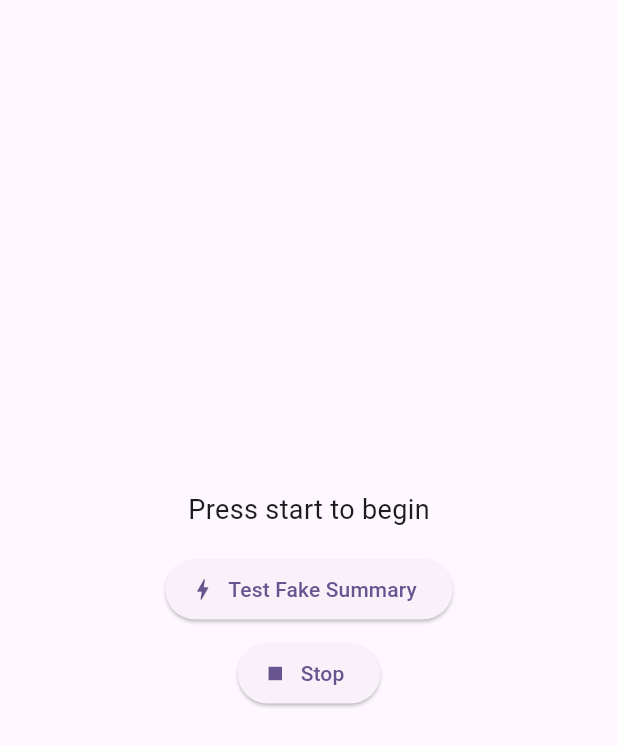
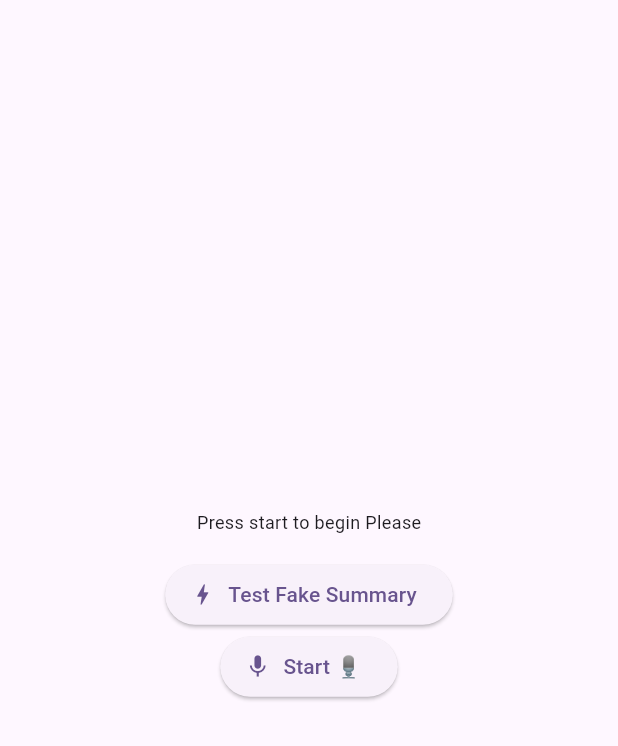
Before and after one commit to abdullah-khudher/speech_summary_app, a Flutter app: the screen it shows after launch, on a phone screen of 412 x 824 dp. Shown: the top 746 px of the screen. Run offline on Flutter 3.47's test engine with Material 3 defaults, Android fonts, the phone set to English and light mode, and no system bars; our stand-ins replace bloc, dartz, dio, equatable, flutter_bloc, flutter_dotenv and 3 more.

Commit message:
Modularize UI widgets, integrate fake summary mode, enhance mic permission logic, and update README

```diff
--- a/lib/Features/Home/presentation/manger/summary_row_text_cubit/summary_row_text_state.dart
+++ b/lib/Features/Home/presentation/manger/summary_row_text_cubit/summary_row_text_state.dart
@@ -7,7 +7,14 @@ abstract class SummaryRowTextState extends Equatable {
 }
 
 // App just started / nothing happened yet
-class SummaryRowTextInitial extends SummaryRowTextState {}
+class SummaryRowTextInitial extends SummaryRowTextState {
+  const SummaryRowTextInitial();
+}
+
+// when start capturing text
+class SummaryRowTextListening extends SummaryRowTextState {
+  const SummaryRowTextListening();
+}
 
 // When mic is capturing text live
 class SummaryRowTextRecording extends SummaryRowTextState {
@@ -18,18 +25,19 @@ class SummaryRowTextRecording extends SummaryRowTextState {
   List<Object> get props => [text];
 }
 
-// Mic is stopped but not yet summarized
-class SummaryRowTextStopped extends SummaryRowTextState {}
-
 // While sending request to API
-class SummaryRowTextLoading extends SummaryRowTextState {}
+class SummaryRowTextLoading extends SummaryRowTextState {
+  const SummaryRowTextLoading();
+}
 
 // Summary result successfully received
 class SummaryRowTextSuccess extends SummaryRowTextState {
   final SummaryModel summaryText;
-  const SummaryRowTextSuccess(this.summaryText);
+  final String originalText;
+
+   const SummaryRowTextSuccess(this.summaryText, this.originalText);
   @override
-  List<Object> get props => [summaryText];
+  List<Object> get props => [summaryText,originalText];
 }
 
 // API or flow error
--- a/lib/Features/Home/presentation/views/home_view.dart
+++ b/lib/Features/Home/presentation/views/home_view.dart
@@ -1,16 +1,10 @@
-import 'dart:io';
-
-import 'package:flutter/foundation.dart';
 import 'package:flutter/material.dart';
-import 'package:dio/dio.dart';
-import 'package:permission_handler/permission_handler.dart';
-import 'package:speech_to_text/speech_to_text.dart';
-import 'package:speech_summary/Features/Home/presentation/views/widgets/custom_button_view.dart';
-import 'package:speech_summary/Features/Home/presentation/views/widgets/recognized_text_view.dart';
-import '../../../../core/constants/dummy_data.dart';
+import 'package:speech_summary/Features/Home/presentation/views/widgets/control_buttons_widget.dart';
+import 'package:speech_summary/Features/Home/presentation/views/widgets/recorded_text_widget.dart';
+import 'package:speech_summary/Features/Home/presentation/views/widgets/start_buttons_widget.dart';
+import 'package:speech_summary/Features/Home/presentation/views/widgets/summary_result_widget.dart';
 import '../manger/summary_row_text_cubit/summary_row_text_cubit.dart';
 import 'package:flutter_bloc/flutter_bloc.dart';
-
 
 class HomeView extends StatelessWidget {
    const HomeView({super.key});
@@ -19,7 +13,8 @@ class HomeView extends StatelessWidget {
   @override
   Widget build(BuildContext context) {
     return Scaffold(
-      body: Center(
+      body: SafeArea(
+        child: Center(
           child: BlocListener<SummaryRowTextCubit, SummaryRowTextState>(
             listener: (context, state) {
               if (state is SummaryRowTextFailure) {
@@ -28,74 +23,24 @@ class HomeView extends StatelessWidget {
                 );
               }
             },
-          child: SingleChildScrollView(
-            padding: const EdgeInsets.all(16),
+            child: const SingleChildScrollView(
+              padding:  EdgeInsets.all(16),
               child: Column(
                 mainAxisAlignment: MainAxisAlignment.center,
                 children: <Widget>[
-                /// Display recorded text or recording status
-                BlocBuilder<SummaryRowTextCubit, SummaryRowTextState>(
-                  builder: (context, state) {
-                    if (state is SummaryRowTextRecording) {
-                      return RecognizedTextWidget(text:state.text);
-                    } else {
-                      return const RecognizedTextWidget(text:"Press start to begin");
-                    }
-                  },
-                ),
-
-                const SizedBox(height: 16),
-
-                /// Start button
-                 ElevatedButton.icon(
-                  onPressed: () {
-                    context.read<SummaryRowTextCubit>().fetchSummary(
-                        rawText: fakeText
-                    );
-                  },
-                  icon: const Icon(Icons.bolt),
-                  label: const Text("Test Fake Summary"),
-                ),
-                // CustomButton(
-                //   label: 'Start 🎙',
-                //   icon: Icons.mic,
-                //   onPressed: () async {
-                //     await context.read<SummaryRowTextCubit>().startMicFlow();
-                //   },
-                // ),
-
-                const SizedBox(height: 8),
-
-                CustomButton(
-                  label: 'Stop',
-                  icon: Icons.stop,
-                  onPressed: () async {
-                    await context.read<SummaryRowTextCubit>().stopAndSummarize();
-                  },
-                ),
-
-                const SizedBox(height: 24),
-
-                /// Summary result
-                BlocBuilder<SummaryRowTextCubit, SummaryRowTextState>(
-                  builder: (context, state) {
-                    if (state is SummaryRowTextLoading) {
-                      return const CircularProgressIndicator();
-                    } else if (state is SummaryRowTextSuccess) {
-                      return RecognizedTextWidget(text: state.summaryText.content);
-                    } else if (state is SummaryRowTextFailure) {
-                      return RecognizedTextWidget(text: state.errMessage);
-                    } else {
-                      return const SizedBox.shrink();
-                    }
-                  },
-                ),
+                   RecordedTextDisplay(),
+                   SizedBox(height: 16),
+                   StartAndTestButtons(),
+                   StopAndRetryButtons(),
+                   SizedBox(height: 16),
+                   SummaryResultDisplay(),
                 ],
               ),
             ),
           )
           ,
         ),
+      ),
     );
   }
 }
--- /dev/null
+++ b/lib/Features/Home/presentation/views/widgets/control_buttons_widget.dart
@@ -0,0 +1,39 @@
+import 'package:flutter/material.dart';
+import 'package:flutter_bloc/flutter_bloc.dart';
+import '../../manger/summary_row_text_cubit/summary_row_text_cubit.dart';
+import 'custom_button_widget.dart';
+
+
+class StartAndTestButtons extends StatelessWidget {
+  const StartAndTestButtons({super.key});
+
+  @override
+  Widget build(BuildContext context) {
+    return BlocBuilder<SummaryRowTextCubit, SummaryRowTextState>(
+      builder: (context, state) {
+        if (state is! SummaryRowTextListening && state is! SummaryRowTextRecording) {
+          return Column(
+            children: [
+              CustomButton(
+                icon:  Icons.bolt,
+                label:  "Test Fake Summary",
+                onPressed: () {
+                  context.read<SummaryRowTextCubit>().fakeSummaryTest();
+                },
+              ),
+              CustomButton(
+                label: 'Start 🎙️',
+                icon: Icons.mic,
+                onPressed: () async {
+                  await context.read<SummaryRowTextCubit>().startMicFlow();
+                },
+              ),
+            ],
+          );
+        } else {
+          return const SizedBox.shrink();
+        }
+      },
+    );
+  }
+}
--- a/lib/Features/Home/presentation/views/widgets/recognized_text_view.dart
+++ b/lib/Features/Home/presentation/views/widgets/recognized_text_widget.dart
@@ -8,7 +8,7 @@ class RecognizedTextWidget extends StatelessWidget {
   Widget build(BuildContext context) {
     return Text(
       text,
-      style: const TextStyle(fontSize: 18),
+      style:  const TextStyle(fontSize: 12),
     );
   }
 }
--- /dev/null
+++ b/lib/Features/Home/presentation/views/widgets/recorded_text_widget.dart
@@ -0,0 +1,25 @@
+import 'package:flutter/material.dart';
+import 'package:flutter_bloc/flutter_bloc.dart';
+import 'package:speech_summary/Features/Home/presentation/views/widgets/recognized_text_widget.dart';
+import '../../manger/summary_row_text_cubit/summary_row_text_cubit.dart';
+
+class RecordedTextDisplay extends StatelessWidget {
+  const RecordedTextDisplay({super.key});
+
+  @override
+  Widget build(BuildContext context) {
+    return BlocBuilder<SummaryRowTextCubit, SummaryRowTextState>(
+      builder: (context, state) {
+        if (state is SummaryRowTextRecording) {
+          return RecognizedTextWidget(text: state.text);
+        } else if (state is SummaryRowTextSuccess) {
+          return RecognizedTextWidget(text: state.originalText);
+        } else if (state is SummaryRowTextListening) {
+          return const RecognizedTextWidget(text: "Speak now please");
+        } else {
+          return const RecognizedTextWidget(text: "Press start to begin Please");
+        }
+      },
+    );
+  }
+}
--- a/lib/core/constants/dummy_data.dart
+++ b/lib/core/constants/dummy_data.dart
@@ -1,3 +1,9 @@
-const fakeText = """
+
+class DummyData {
+static const fakeText = '''
 In recent years, the global interest in renewable energy sources has grown significantly due to increasing concerns over climate change, fossil fuel depletion, and environmental degradation. Solar power, wind energy, and hydroelectricity are now widely adopted as sustainable alternatives. Many governments have implemented policies and incentives to encourage both residential and industrial adoption of clean energy technologies. These shifts not only reduce greenhouse gas emissions but also contribute to long-term economic resilience by reducing dependence on volatile fuel markets.
-""";
+''';
+
+static const fakeSummary = 'Global interest in renewable energy sources has surged due to climate change concerns, leading to widespread adoption of solar power, wind energy, and hydroelectricity supported by government policies and incentives.';
+
+}
--- a/lib/main.dart
+++ b/lib/main.dart
@@ -1,11 +1,8 @@
 
 import 'package:flutter/material.dart';
-import 'package:bloc/bloc.dart';
 import 'package:flutter_bloc/flutter_bloc.dart';
 import 'package:flutter_dotenv/flutter_dotenv.dart';
-
 import 'Features/Home/data/repos/home_repo.dart';
-import 'Features/Home/data/repos/home_repo_impl.dart';
 import 'Features/Home/data/servieces/speech_service.dart';
 import 'Features/Home/presentation/manger/summary_row_text_cubit/summary_row_text_cubit.dart';
 import 'Features/Home/presentation/views/home_view.dart';
@@ -14,11 +11,7 @@ import 'core/utils/service_locator.dart';
 void main() async{
   WidgetsFlutterBinding.ensureInitialized();
 
-  print("Loading env...");
   await dotenv.load();
-  print("Loaded!");
-  print(dotenv.env); // اطبع كل القيم المخزنة
-
   setupServiceLocator();
 
   runApp(const MyApp());
@@ -33,6 +26,7 @@ class MyApp extends StatelessWidget {
       create: (context) => SummaryRowTextCubit(getIt.get<HomeRepo>(),getIt.get<SpeechService>()),
       child: MaterialApp(
         title: 'Flutter Demo',
+        debugShowCheckedModeBanner: false,
         theme: ThemeData(
           colorScheme: ColorScheme.fromSeed(seedColor: Colors.deepPurple),
           useMaterial3: true,
```
Also changed, not shown: lib/Features/Home/data/servieces/speech_service.dart (+41 -9 lines), lib/Features/Home/presentation/manger/summary_row_text_cubit/summary_row_text_cubit.dart (+40 -28 lines), lib/Features/Home/presentation/views/widgets/start_buttons_widget.dart (added, +42 -0 lines), lib/Features/Home/presentation/views/widgets/summary_result_widget.dart (added, +25 -0 lines), lib/Features/Home/presentation/views/widgets/custom_button_widget.dart (renamed from lib/Features/Home/presentation/views/widgets/custom_button_view.dart), 4 other files. Lines whose indentation alone changed are shown as unchanged.
